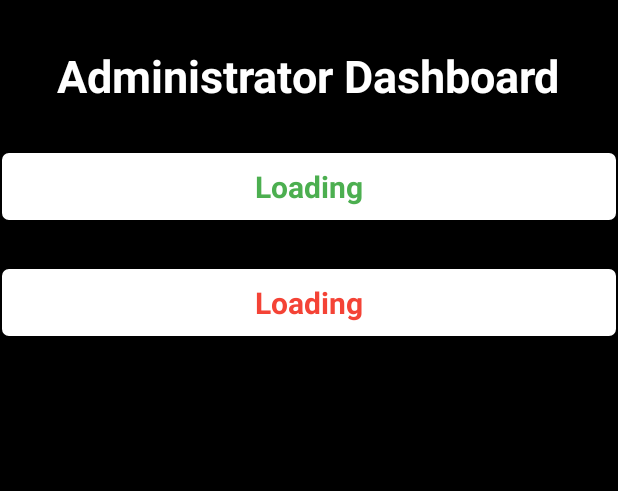
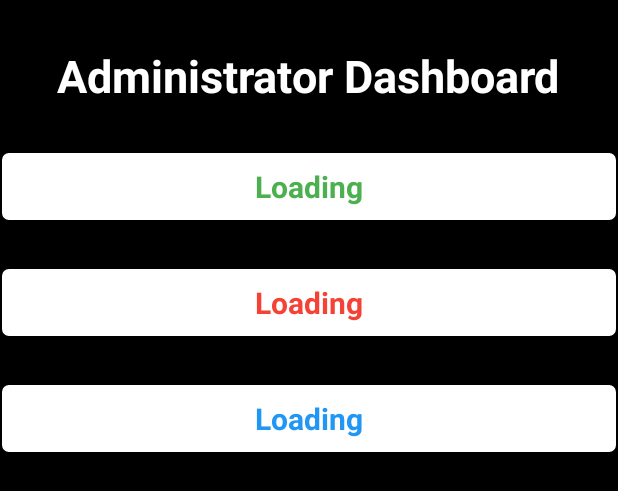
Before and after one commit to nikhilgu99/COVID_Monitor, an Android app: the layout activity_admin.xml on its own in the app's theme, with its tools: preview values and no code run, on a phone screen of 412 x 824 dp. Shown: the top 491 px of the screen. Run offline under Robolectric (Android 15) with nearby library versions, the phone set to English and light mode, and no system bars; network calls fail.

Commit message:
Finished administrator dashboard, added survey checking feature, commented code

```diff
--- a/app/src/main/java/com/nikhilgu/covidmonitor/InfoActivity.java
+++ b/app/src/main/java/com/nikhilgu/covidmonitor/InfoActivity.java
@@ -27,7 +27,7 @@ public class InfoActivity extends AppCompatActivity {
         this.getSupportActionBar().hide();
 
         testTV = findViewById(R.id.test);
-
+        // Get JSON response from API website
         StringRequest sr = new StringRequest(Request.Method.GET, STATS_URL, new Response.Listener<String>() {
             @Override
             public void onResponse(String response) {
@@ -43,7 +43,7 @@ public class InfoActivity extends AppCompatActivity {
         RequestQueue rq = Volley.newRequestQueue(InfoActivity.this);
         rq.add(sr);
     }
-
+    // Add COVID API data to the View
     private void handleResponse(String response){
         try{
             String data = "";
--- a/app/src/main/java/com/nikhilgu/covidmonitor/SymptomActivity.java
+++ b/app/src/main/java/com/nikhilgu/covidmonitor/SymptomActivity.java
@@ -51,6 +51,7 @@ public class SymptomActivity extends AppCompatActivity {
         setContentView(R.layout.activity_symptom);
         this.getSupportActionBar().hide();
 
+        // Hooks
         questionNum = findViewById(R.id.questionNum);
         questionLbl = findViewById(R.id.symptom);
         yesBtn = findViewById(R.id.yes_button);
@@ -59,6 +60,7 @@ public class SymptomActivity extends AppCompatActivity {
         questionNum.setText("Q" + questionCounter);
         questionLbl.setText(questions[questionCounter - 1]);
 
+        // Button listeners below
         yesBtn.setOnClickListener(new View.OnClickListener(){
 
             @Override
@@ -104,6 +106,7 @@ public class SymptomActivity extends AppCompatActivity {
         });
     }
 
+    // Get Google account info, setup firebase connection
     @Override
     public void onStart(){
         super.onStart();
--- a/app/src/main/res/layout/activity_admin.xml
+++ b/app/src/main/res/layout/activity_admin.xml
@@ -46,4 +46,18 @@
         android:textStyle="bold"
         android:gravity="center_horizontal"/>
 
+    <TextView
+        android:id="@+id/percent"
+        android:layout_width="match_parent"
+        android:layout_height="wrap_content"
+        android:layout_below="@id/notCompleted"
+        android:layout_centerHorizontal="true"
+        android:layout_marginTop="30dp"
+        android:background="@drawable/rounded_corner"
+        android:text="Loading"
+        android:textColor="#2196F3"
+        android:textSize="20dp"
+        android:textStyle="bold"
+        android:gravity="center_horizontal"/>
+
 </RelativeLayout>
```
Also changed, not shown: app/src/main/java/com/nikhilgu/covidmonitor/AdminActivity.java (+19 -1 lines), app/src/main/java/com/nikhilgu/covidmonitor/QuestionActivity.java (+42 -2 lines).
